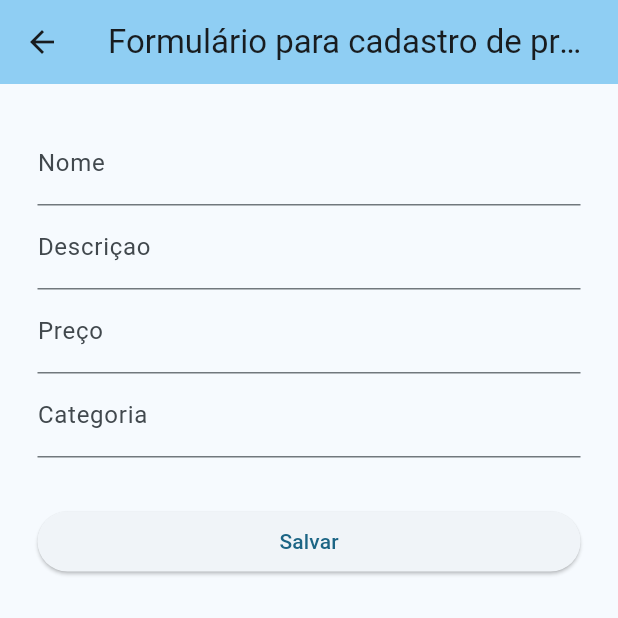
After one commit to gabr-el/web, a Flutter app: the screen it shows after launch, after a tap on "Novo produto", on a phone screen of 412 x 824 dp, the top half of it. The commit adds this screen. Run offline on Flutter 3.47's test engine with Material 2 defaults, Android fonts, the phone set to English and light mode, and no system bars; network calls fail.

Commit message:
Atualização do projeto.

```diff
--- a/lib/MyApp.dart
+++ b/lib/MyApp.dart
@@ -9,12 +9,12 @@ class MyApp extends StatelessWidget {
   @override
   Widget build(BuildContext context) {
     return MaterialApp(
-      title: 'Flutter Demo',
+      title: 'Mercado',
       theme: ThemeData(
-        colorScheme: ColorScheme.fromSeed(seedColor: Colors.lime),
+        colorScheme: ColorScheme.fromSeed(seedColor: Colors.lightBlueAccent),
         useMaterial3: true,
       ),
-      home: const MyHomePage(title: 'Mercado'),
+      home: MyHomePage(title: 'Mercado'),
     );
   }
 }
--- /dev/null
+++ b/lib/page/CadastrarProdutoPage.dart
@@ -0,0 +1,73 @@
+import 'package:flutter/material.dart';
+import 'package:web/model/Produto.dart';
+import '../wsClient/ProdutoWSClient.dart';
+
+class CadastrarProdutoPage extends StatefulWidget {
+  CadastrarProdutoPage({super.key, required this.produto});
+  Produto produto = Produto();
+  @override
+  State<CadastrarProdutoPage> createState() => _CadastrarProdutoPageState();
+}
+
+class _CadastrarProdutoPageState extends State<CadastrarProdutoPage> {
+  TextEditingController tecNome = TextEditingController();
+  TextEditingController tecDescricao = TextEditingController();
+  TextEditingController tecPreco = TextEditingController();
+  TextEditingController tecCategoria = TextEditingController();
+
+  @override
+  Widget build(BuildContext context) {
+    return Scaffold(
+      appBar: AppBar(
+        backgroundColor: Theme.of(context).colorScheme.inversePrimary,
+        title: Text('Formulário para cadastro de produto'),
+      ),
+      body: Padding(
+        padding: const EdgeInsets.all(25),
+        child: Form(
+          child: ListView(
+            children: [
+              TextFormField(
+                decoration: InputDecoration(labelText: 'Nome'),
+                textInputAction: TextInputAction.next,
+                controller: tecNome,
+              ),
+              TextFormField(
+                decoration: InputDecoration(labelText: 'Descriçao'),
+                textInputAction: TextInputAction.next,
+                controller: tecDescricao,
+                maxLines: 1,
+              ),
+              TextFormField(
+                decoration: InputDecoration(labelText: 'Preço'),
+                textInputAction: TextInputAction.next,
+                controller: tecPreco,
+                keyboardType: TextInputType.number,
+              ),
+              TextFormField(
+                decoration: InputDecoration(labelText: 'Categoria'),
+                textInputAction: TextInputAction.next,
+                controller: tecCategoria,
+                keyboardType: TextInputType.number,
+              ),
+              Padding(padding: EdgeInsets.all(16.0)),
+              ElevatedButton(onPressed: salvarAction, child: Text("Salvar"))
+            ],
+          ),
+        ),
+      ),
+    );
+  }
+
+  void salvarAction() async {
+    widget.produto.nome = tecNome.text;
+    widget.produto.preco = double.parse(tecPreco.text);
+    widget.produto.descricao = tecDescricao.text;
+    widget.produto.categoriaId = int.parse(tecCategoria.text);
+    bool result = await ProdutoWSClient().cadastrar(widget.produto);
+    if (result) {
+      Navigator.of(context).pop(widget.produto);
+    }
+    print("Falha ao salvar o produto.");
+  }
+}
--- a/lib/page/MyHomePage.dart
+++ b/lib/page/MyHomePage.dart
@@ -1,9 +1,12 @@
 import 'package:flutter/material.dart';
+import 'package:web/page/DeletarProdutoPage.dart';
 import 'package:web/page/ListaProdutoPage.dart';
+import 'package:web/page/EditarProdutoPage.dart';
+import '../model/Produto.dart';
+import 'CadastrarProdutoPage.dart';
 
 class MyHomePage extends StatefulWidget {
   const MyHomePage({super.key, required this.title});
-
   final String title;
 
   @override
@@ -11,6 +14,9 @@ class MyHomePage extends StatefulWidget {
 }
 
 class _MyHomePageState extends State<MyHomePage> {
+
+  Produto produto = Produto();
+
   @override
   Widget build(BuildContext context) {
     return Scaffold(
@@ -23,20 +29,27 @@ class _MyHomePageState extends State<MyHomePage> {
           mainAxisAlignment: MainAxisAlignment.center,
           children: <Widget>[
             OutlinedButton(
+              style: OutlinedButton.styleFrom(minimumSize: const Size(300, 50)),
               onPressed: cadastrarAction,
-              child: const Text('Cadastrar'),
+              child: const Text('Novo produto'),
             ),
+            const Padding(padding: EdgeInsets.all(16.0)),
             OutlinedButton(
+              style: OutlinedButton.styleFrom(minimumSize: const Size(300, 50)),
               onPressed: listarAction,
-              child: const Text('Listar'),
+              child: const Text('Listar produtos'),
             ),
+            const Padding(padding: EdgeInsets.all(16.0)),
             OutlinedButton(
-              onPressed: atualizarAction,
-              child: const Text('Atualizar'),
+              style: OutlinedButton.styleFrom(minimumSize: const Size(300, 50)),
+              onPressed: editarAction,
+              child: const Text('Editar produtos'),
             ),
+            const Padding(padding: EdgeInsets.all(16.0)),
             OutlinedButton(
+              style: OutlinedButton.styleFrom(minimumSize: const Size(300, 50)),
               onPressed: deletarAction,
-              child: const Text('Deletar'),
+              child: const Text('Deletar produtos'),
             ),
           ],
         ),
@@ -54,21 +67,21 @@ class _MyHomePageState extends State<MyHomePage> {
   void cadastrarAction() {
     Navigator.push(
       context,
-      MaterialPageRoute(builder: (context) => const ListaProdutoPage()),
+      MaterialPageRoute(builder: (context) => CadastrarProdutoPage(produto: produto,)),
     );
   }
 
   void deletarAction() {
     Navigator.push(
       context,
-      MaterialPageRoute(builder: (context) => const ListaProdutoPage()),
+      MaterialPageRoute(builder: (context) => DeletarProdutoPage(produto: produto,)),
     );
   }
 
-  void atualizarAction() {
+  void editarAction() {
     Navigator.push(
       context,
-      MaterialPageRoute(builder: (context) => const ListaProdutoPage()),
+      MaterialPageRoute(builder: (context) => const EditarProdutoPage()),
     );
   }
 }
```
Also changed, not shown: lib/page/DeletarProdutoPage.dart (added, +104 -0 lines), lib/page/EditarProdutoPage.dart (added, +93 -0 lines), lib/page/ListaProdutoPage.dart (+41 -44 lines), lib/page/ProdutoEditPage.dart (+14 -3 lines), lib/wsClient/ProdutoWSClient.dart (+34 -5 lines).
